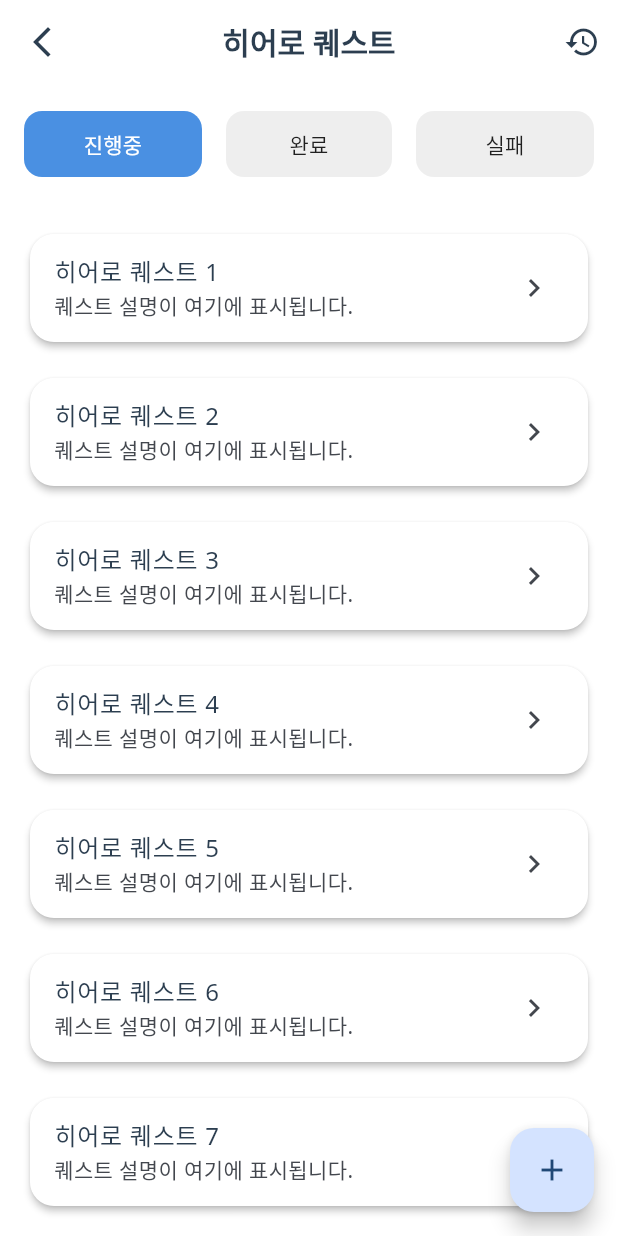
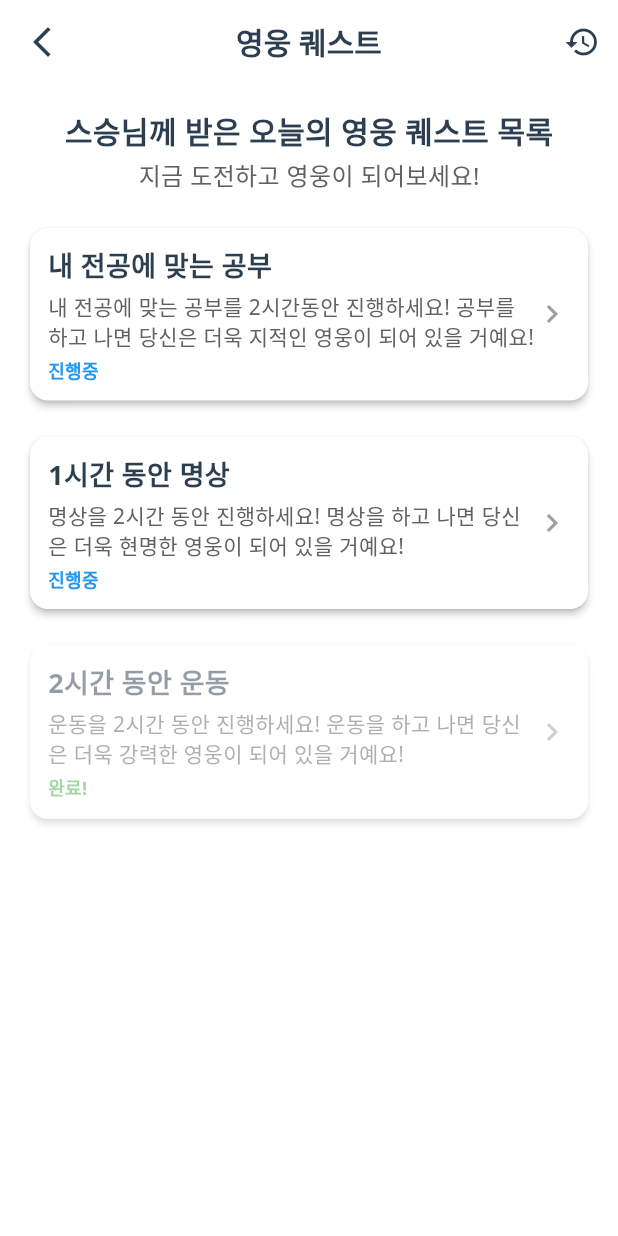
Before and after one commit to YoungGilMad/frontend, a Flutter app: the HeroQuestScreen screen opened directly, on a phone screen of 412 x 824 dp. Run offline on Flutter 3.47's test engine with Material 3 defaults, Android fonts, the light colour scheme and no system bars; our stand-ins replace fl_chart, flutter_dotenv, flutter_svg, google_fonts, image_picker, shared_preferences and 1 more; accounts and stored records are empty.

Commit message:
develop: daily quest & hero qeust ui final update

```diff
--- a/lib/data/models/quest_item_model.dart
+++ b/lib/data/models/quest_item_model.dart
@@ -19,6 +19,25 @@ class QuestItemModel {
   @JsonKey(name: 'created_at')
   final DateTime createdAt;
 
+  @JsonKey(name: 'is_hero', defaultValue: false)
+  final bool isHero;
+
+  @JsonKey(
+    name: 'progress_time',
+    fromJson: _durationFromSeconds,
+    toJson: _durationToSeconds,
+    defaultValue: Duration.zero,
+  )
+  final Duration progressTime; // ✅ 진행 시간 추가
+
+  @JsonKey(
+    name: 'total_time',
+    fromJson: _durationFromSeconds,
+    toJson: _durationToSeconds,
+    defaultValue: Duration.zero,
+  )
+  final Duration totalTime; // ✅ 완료 시간 추가
+
   const QuestItemModel({
     required this.id,
     required this.title,
@@ -27,6 +46,9 @@ class QuestItemModel {
     this.isCompleted = false,
     required this.difficulty,
     required this.createdAt,
+    this.isHero = false,
+    this.progressTime = Duration.zero, // ✅ 기본값
+    this.totalTime = Duration.zero,    // ✅ 기본값
   });
 
   /// JSON → 객체 변환
@@ -45,6 +67,9 @@ class QuestItemModel {
     bool? isCompleted,
     String? difficulty,
     DateTime? createdAt,
+    bool? isHero,
+    Duration? progressTime, // ✅ 추가
+    Duration? totalTime,    // ✅ 추가
   }) {
     return QuestItemModel(
       id: id ?? this.id,
@@ -54,6 +79,9 @@ class QuestItemModel {
       isCompleted: isCompleted ?? this.isCompleted,
       difficulty: difficulty ?? this.difficulty,
       createdAt: createdAt ?? this.createdAt,
+      isHero: isHero ?? this.isHero,
+      progressTime: progressTime ?? this.progressTime, // ✅ 추가
+      totalTime: totalTime ?? this.totalTime,          // ✅ 추가
     );
   }
 
@@ -68,7 +96,10 @@ class QuestItemModel {
               deadline == other.deadline &&
               isCompleted == other.isCompleted &&
               difficulty == other.difficulty &&
-              createdAt == other.createdAt;
+              createdAt == other.createdAt &&
+              isHero == other.isHero &&
+              progressTime == other.progressTime && // ✅ 비교 추가
+              totalTime == other.totalTime;         // ✅ 비교 추가
 
   @override
   int get hashCode =>
@@ -78,5 +109,17 @@ class QuestItemModel {
       deadline.hashCode ^
       isCompleted.hashCode ^
       difficulty.hashCode ^
-      createdAt.hashCode;
+      createdAt.hashCode ^
+      isHero.hashCode ^
+      progressTime.hashCode ^ // ✅ 해시 추가
+      totalTime.hashCode;     // ✅ 해시 추가
+
+  /// ✅ Duration ↔ int 변환 헬퍼
+  static Duration _durationFromSeconds(int seconds) => Duration(seconds: seconds);
+  static int _durationToSeconds(Duration duration) => duration.inSeconds;
+  /*
+    아래와 같이 사용
+      progressTime: Duration(hours: 1, minutes: 20, seconds: 11), // 진행시간
+      totalTime: Duration(hours: 3),
+   */
 }
--- a/lib/presentation/screens/quest/daily_quest_screen.dart
+++ b/lib/presentation/screens/quest/daily_quest_screen.dart
@@ -137,7 +137,6 @@ class _DailyQuestScreenState extends State<DailyQuestScreen> {
                   ),
                 ),
                 const SizedBox(height: 24),
-
                 // 제목 입력
                 Text(
                   "제목",
@@ -152,7 +151,6 @@ class _DailyQuestScreenState extends State<DailyQuestScreen> {
                   ),
                 ),
                 const SizedBox(height: 16),
-
                 // 내용 입력
                 Text(
                   "내용",
@@ -169,7 +167,6 @@ class _DailyQuestScreenState extends State<DailyQuestScreen> {
                   ),
                 ),
                 const SizedBox(height: 24),
-
                 // 목표 시간 설정
                 Text(
                   '목표 시간',
@@ -316,6 +313,7 @@ class _DailyQuestScreenState extends State<DailyQuestScreen> {
                           difficulty: getDifficulty(selectedHours),
                           deadline: null,
                           createdAt: DateTime.now(),
+                          totalTime: Duration(hours: selectedHours, minutes: selectedMinutes, seconds: 0),
                         );
 
                         _selectedDays = {
--- a/lib/presentation/screens/quest/hero_quest_screen.dart
+++ b/lib/presentation/screens/quest/hero_quest_screen.dart
@@ -1,5 +1,7 @@
 import 'package:flutter/material.dart';
 import '../../widgets/common/app_bar_widget.dart';
+import '/data/models/quest_item_model.dart'; // ✅ 퀘스트 모델 import
+import '../../widgets/quest/hero_quest_card_widget.dart';
 
 class HeroQuestScreen extends StatefulWidget {
   const HeroQuestScreen({super.key});
@@ -9,92 +11,86 @@ class HeroQuestScreen extends StatefulWidget {
 }
 
 class _HeroQuestScreenState extends State<HeroQuestScreen> {
-  final List<String> _questCategories = ['진행중', '완료', '실패'];
-  int _selectedCategoryIndex = 0;
+
+  // ✅ 임시 퀘스트 데이터 리스트
+  final List<QuestItemModel> _heroQuests = [
+    QuestItemModel(
+      id: '1',
+      title: '내 전공에 맞는 공부',
+      description: '내 전공에 맞는 공부를 2시간동안 진행하세요! 공부를 하고 나면 당신은 더욱 지적인 영웅이 되어 있을 거예요!',
+      difficulty: 'hero',
+      deadline: DateTime(DateTime.now().year, DateTime.now().month, DateTime.now().day, 23, 59, 59), // 당일 자정
+      createdAt: DateTime.now(),
+      progressTime: Duration(hours: 1, minutes: 20, seconds: 11),
+      totalTime: Duration(hours: 3),
+      isCompleted: false,
+      isHero: true,
+    ),
+    QuestItemModel(
+      id: '2',
+      title: '2시간 동안 운동',
+      description: '운동을 2시간 동안 진행하세요! 운동을 하고 나면 당신은 더욱 강력한 영웅이 되어 있을 거예요!',
+      difficulty: 'hero',
+      deadline: DateTime(DateTime.now().year, DateTime.now().month, DateTime.now().day, 23, 59, 59),
+      createdAt: DateTime.now(),
+      progressTime: Duration(hours: 3),
+      totalTime: Duration(hours: 3),
+      isCompleted: true,
+      isHero: true,
+    ),
+    QuestItemModel(
+      id: '3',
+      title: '1시간 동안 명상',
+      description: '명상을 2시간 동안 진행하세요! 명상을 하고 나면 당신은 더욱 현명한 영웅이 되어 있을 거예요!',
+      difficulty: 'hero',
+      deadline: DateTime(DateTime.now().year, DateTime.now().month, DateTime.now().day, 23, 59, 59),
+      createdAt: DateTime.now(),
+      progressTime: Duration(hours: 3),
+      totalTime: Duration(hours: 3),
+      isCompleted: false,
+      isHero: true,
+    ),
+  ];
 
   @override
   Widget build(BuildContext context) {
+
     return Scaffold(
       appBar: AppBarWidget(
-        title: '히어로 퀘스트',
+        title: '영웅 퀘스트',
         actions: [
           IconButton(
             icon: const Icon(Icons.history),
-            onPressed: () {
-              // TODO: Show quest history
-            },
+            onPressed: () {},
           ),
         ],
       ),
       body: SafeArea(
         child: Column(
           children: [
-            // 카테고리 선택 탭
-            Padding(
-              padding: const EdgeInsets.all(16.0),
-              child: Row(
-                children: List.generate(
-                  _questCategories.length,
-                  (index) => Expanded(
-                    child: Padding(
-                      padding: EdgeInsets.only(
-                        left: index == 0 ? 0 : 8.0,
-                        right: index == _questCategories.length - 1 ? 0 : 8.0,
-                      ),
-                      child: ElevatedButton(
-                        style: ElevatedButton.styleFrom(
-                          backgroundColor: _selectedCategoryIndex == index
-                              ? Theme.of(context).primaryColor
-                              : Colors.grey[200],
-                          foregroundColor: _selectedCategoryIndex == index
-                              ? Colors.white
-                              : Colors.black87,
-                        ),
-                        onPressed: () {
-                          setState(() {
-                            _selectedCategoryIndex = index;
-                          });
-                        },
-                        child: Text(_questCategories[index]),
-                      ),
-                    ),
-                  ),
-                ),
-              ),
+            const SizedBox(height: 16),
+            Text(
+              "스승님께 받은 오늘의 영웅 퀘스트 목록",
+              style: TextStyle(fontSize: 20, fontWeight: FontWeight.bold),
             ),
-
-            // 퀘스트 목록
+            const SizedBox(height: 4),
+            Text(
+              "지금 도전하고 영웅이 되어보세요!",
+              style: TextStyle(fontSize: 16, color: Colors.grey[700]),
+            ),
+            const SizedBox(height: 4),
+            // 퀘스트 리스트
             Expanded(
-              child: ListView.builder(
-                padding: const EdgeInsets.all(16.0),
-                itemCount: 10, // TODO: Replace with actual quest count
-                itemBuilder: (context, index) {
-                  return Padding(
-                    padding: const EdgeInsets.only(bottom: 16.0),
-                    child: Card(
-                      elevation: 2,
-                      child: ListTile(
-                        title: Text('히어로 퀘스트 ${index + 1}'),
-                        subtitle: const Text('퀘스트 설명이 여기에 표시됩니다.'),
-                        trailing: const Icon(Icons.chevron_right),
-                        onTap: () {
-                          // TODO: Navigate to quest detail
-                        },
-                      ),
-                    ),
-                  );
-                },
-              ),
+              child: HeroQuestList(quests: _heroQuests),
             ),
           ],
         ),
       ),
-      floatingActionButton: FloatingActionButton(
-        onPressed: () {
-          // TODO: Create new hero quest
-        },
-        child: const Icon(Icons.add),
-      ),
     );
   }
+
 }
+
+/**
+ * 1. 새로고침
+ */
--- a/lib/presentation/widgets/quest/hero_quest_card_widget.dart
+++ b/lib/presentation/widgets/quest/hero_quest_card_widget.dart
@@ -1,194 +1,97 @@
 import 'package:flutter/material.dart';
+import '../../screens/quest/daily_quest_detail_screen.dart';
+import '/data/models/quest_item_model.dart';
 
-class HeroQuestCard extends StatelessWidget {
-  final String title;
-  final String description;
-  final String difficulty;
-  final DateTime? deadline;
-  final double progress;
-  final VoidCallback? onTap;
-  final VoidCallback? onComplete;
+class HeroQuestList extends StatelessWidget {
+  final List<QuestItemModel> quests;
 
-  const HeroQuestCard({
-    super.key,
-    required this.title,
-    required this.description,
-    required this.difficulty,
-    this.deadline,
-    this.progress = 0.0,
-    this.onTap,
-    this.onComplete,
-  });
-
-  Color _getDifficultyColor() {
-    switch (difficulty.toLowerCase()) {
-      case 'easy':
-        return Colors.green;
-      case 'medium':
-        return Colors.orange;
-      case 'hard':
-        return Colors.red;
-      default:
-        return Colors.grey;
-    }
-  }
+  const HeroQuestList({super.key, required this.quests});
 
   @override
   Widget build(BuildContext context) {
-    return Card(
+    // ✅ 진행중 & 완료된 퀘스트 분리
+    final ongoingQuests = quests.where((quest) => !quest.isCompleted).toList();
+    final completedQuests = quests.where((quest) => quest.isCompleted).toList();
+
+    // ✅ 진행중 퀘스트가 먼저, 완료된 퀘스트가 나중에 표시
+    final sortedQuests = [...ongoingQuests, ...completedQuests];
+
+    return sortedQuests.isNotEmpty
+        ? ListView.builder(
+      padding: const EdgeInsets.all(16.0),
+      itemCount: sortedQuests.length,
+      itemBuilder: (context, index) {
+        final quest = sortedQuests[index];
+        final isCompleted = quest.isCompleted;
+
+        return Opacity(
+          opacity: isCompleted ? 0.5 : 1.0, // ✅ 완료된 퀘스트는 투명도 조정
+          child: Padding(
+            padding: const EdgeInsets.only(bottom: 16.0),
+            child: InkWell(
+              onTap: () {
+                Navigator.push(
+                  context,
+                  MaterialPageRoute(
+                    builder: (context) => QuestDetailScreen(quest: quest),
+                  ),
+                );
+              },
+              child: Card(
                 elevation: 2,
-      margin: const EdgeInsets.symmetric(vertical: 8.0),
-      child: InkWell(
-        onTap: onTap,
+                shape: RoundedRectangleBorder(
                   borderRadius: BorderRadius.circular(12),
+                ),
+                child: Padding(
+                  padding: const EdgeInsets.all(12.0),
+                  child: Row(
+                    crossAxisAlignment: CrossAxisAlignment.center,
+                    children: [
+                      Expanded(
                         child: Column(
                           crossAxisAlignment: CrossAxisAlignment.start,
                           children: [
-            ListTile(
-              title: Text(
-                title,
-                style: Theme.of(context).textTheme.titleMedium?.copyWith(
+                            Text(
+                              quest.title,
+                              style: const TextStyle(
+                                fontSize: 18,
                                 fontWeight: FontWeight.bold,
                               ),
                             ),
-              subtitle: Text(
-                description,
-                maxLines: 2,
-                overflow: TextOverflow.ellipsis,
-              ),
-              trailing: IconButton(
-                icon: const Icon(Icons.more_vert),
-                onPressed: () {
-                  _showQuestOptions(context);
-                },
+                            const SizedBox(height: 4),
+                            Text(
+                              quest.description,
+                              style: TextStyle(
+                                fontSize: 14,
+                                color: Colors.grey[700],
                               ),
                             ),
-            Padding(
-              padding: const EdgeInsets.symmetric(horizontal: 16.0),
-              child: Row(
-                children: [
-                  Container(
-                    padding: const EdgeInsets.symmetric(
-                      horizontal: 8,
-                      vertical: 4,
-                    ),
-                    decoration: BoxDecoration(
-                      color: _getDifficultyColor().withOpacity(0.1),
-                      borderRadius: BorderRadius.circular(4),
-                    ),
-                    child: Text(
-                      difficulty,
+                            const SizedBox(height: 4),
+                            Text(
+                              isCompleted ? "완료!" : "진행중",
                               style: TextStyle(
-                        color: _getDifficultyColor(),
                                 fontSize: 12,
                                 fontWeight: FontWeight.bold,
-                      ),
-                    ),
-                  ),
-                  if (deadline != null) ...[
-                    const SizedBox(width: 8),
-                    Icon(
-                      Icons.access_time,
-                      size: 16,
-                      color: Theme.of(context).colorScheme.secondary,
-                    ),
-                    const SizedBox(width: 4),
-                    Text(
-                      _formatDeadline(deadline!),
-                      style: Theme.of(context).textTheme.bodySmall,
-                    ),
-                  ],
-                ],
-              ),
-            ),
-            const SizedBox(height: 8),
-            if (progress > 0) ...[
-              Padding(
-                padding: const EdgeInsets.all(16.0),
-                child: Column(
-                  crossAxisAlignment: CrossAxisAlignment.start,
-                  children: [
-                    Row(
-                      mainAxisAlignment: MainAxisAlignment.spaceBetween,
-                      children: [
-                        Text(
-                          '진행도',
-                          style: Theme.of(context).textTheme.bodySmall,
-                        ),
-                        Text(
-                          '${(progress * 100).toInt()}%',
-                          style: Theme.of(context).textTheme.bodySmall,
-                        ),
-                      ],
-                    ),
-                    const SizedBox(height: 4),
-                    LinearProgressIndicator(
-                      value: progress,
-                      backgroundColor: Colors.grey[200],
-                      valueColor: AlwaysStoppedAnimation<Color>(
-                        Theme.of(context).primaryColor,
+                                color: isCompleted ? Colors.green : Colors.blue,
                               ),
                             ),
                           ],
                         ),
                       ),
-            ],
+                      const Icon(Icons.chevron_right, color: Colors.grey),
                     ],
                   ),
                 ),
+              ),
+            ),
+          ),
         );
-  }
-
-  String _formatDeadline(DateTime deadline) {
-    final now = DateTime.now();
-    final difference = deadline.difference(now);
-
-    if (difference.inDays > 0) {
-      return '${difference.inDays}일 남음';
-    } else if (difference.inHours > 0) {
-      return '${difference.inHours}시간 남음';
-    } else if (difference.inMinutes > 0) {
-      return '${difference.inMinutes}분 남음';
-    } else {
-      return '마감 임박';
-    }
-  }
-
-  Future<void> _showQuestOptions(BuildContext context) {
-    return showModalBottomSheet(
-      context: context,
-      builder: (context) => SafeArea(
-        child: Column(
-          mainAxisSize: MainAxisSize.min,
-          children: [
-            ListTile(
-              leading: const Icon(Icons.check_circle_outline),
-              title: const Text('완료하기'),
-              onTap: () {
-                Navigator.pop(context);
-                onComplete?.call();
       },
-            ),
-            ListTile(
-              leading: const Icon(Icons.edit),
-              title: const Text('수정하기'),
-              onTap: () {
-                Navigator.pop(context);
-                // TODO: Implement edit functionality
-              },
-            ),
-            ListTile(
-              leading: const Icon(Icons.delete_outline),
-              title: const Text('삭제하기'),
-              textColor: Colors.red,
-              iconColor: Colors.red,
-              onTap: () {
-                Navigator.pop(context);
-                // TODO: Show delete confirmation dialog
-              },
-            ),
-          ],
-        ),
+    )
+        : const Center(
+      child: Text(
+        '퀘스트가 없습니다.',
+        style: TextStyle(fontSize: 16, color: Colors.grey),
       ),
     );
   }
--- a/lib/presentation/widgets/quest/quest_list_widget.dart
+++ b/lib/presentation/widgets/quest/quest_list_widget.dart
@@ -97,6 +97,7 @@ class QuestListWidget extends StatelessWidget {
                 crossAxisAlignment: CrossAxisAlignment.start,
                 children: [
                   Text(quest.description),
+                  const SizedBox(height: 8),
                   Text(
                     quest.isCompleted ? "완료!" : "진행중",
                     style: TextStyle(
```
Also changed, not shown: lib/presentation/screens/quest/daily_quest_detail_screen.dart (+30 -24 lines). Lines whose indentation alone changed are shown as unchanged.
